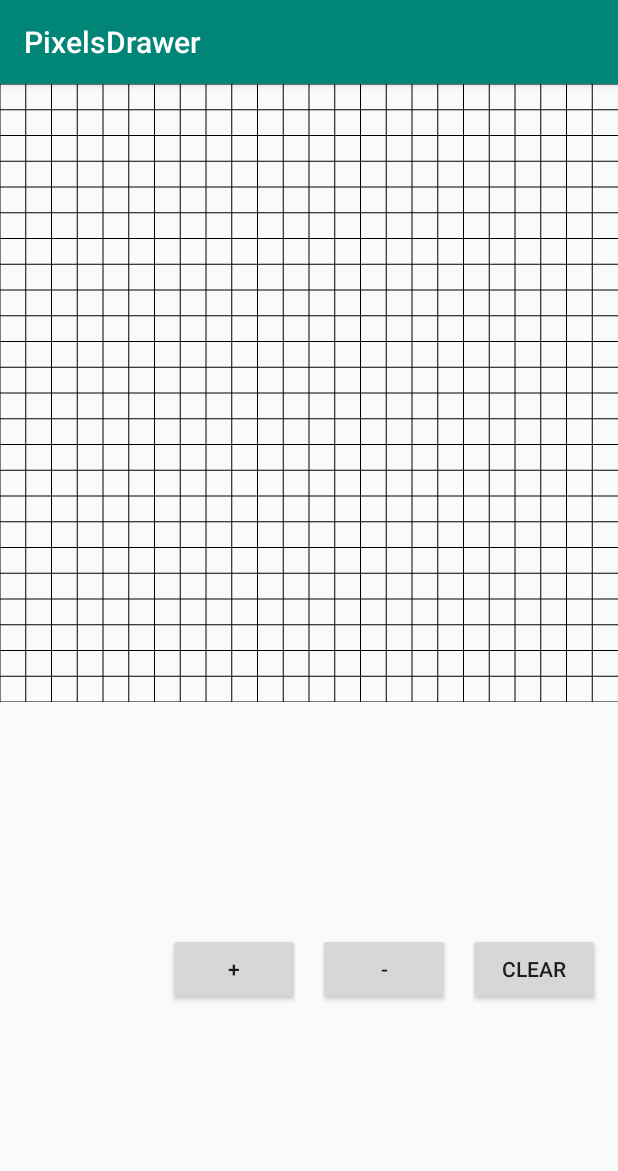
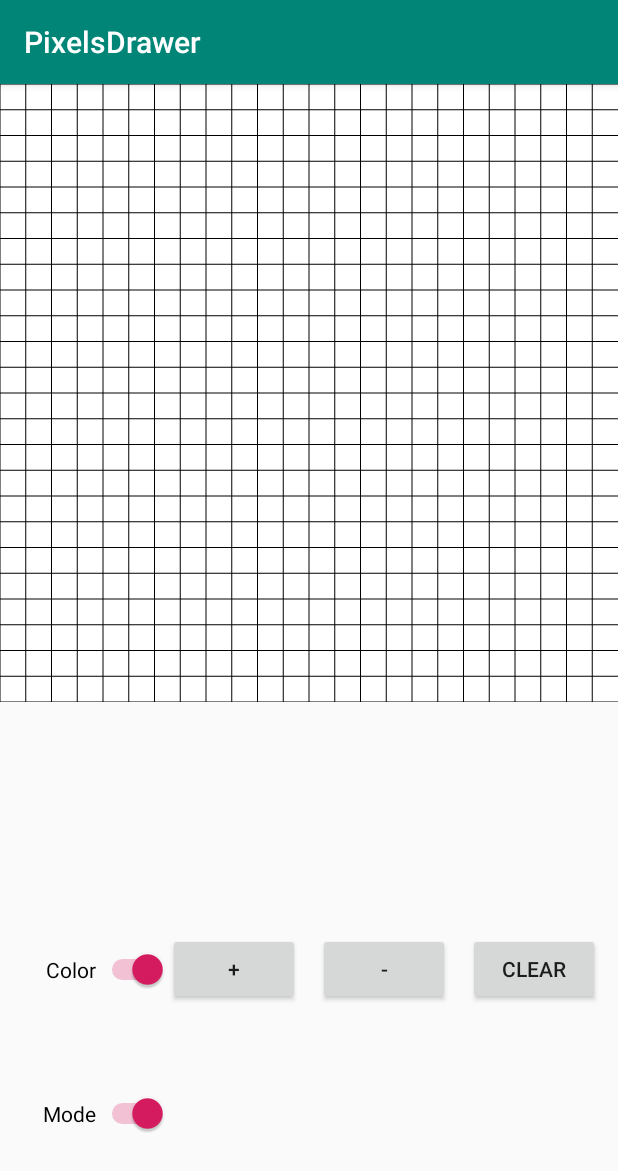
Before and after one commit to EgorSalenko/PixelGridView, an Android app: the screen it shows after launch (MainActivity), after a tap on "CLEAR", on a phone screen of 412 x 824 dp. Shown: the top 1171 px of the screen. Run offline under Robolectric (Android 15) with nearby library versions, the phone set to English and light mode, and no system bars.

Commit message:
Add change colors and modes

```diff
--- a/app/src/main/java/io/esalenko/pixelsdrawer/MainActivity.kt
+++ b/app/src/main/java/io/esalenko/pixelsdrawer/MainActivity.kt
@@ -1,5 +1,6 @@
 package io.esalenko.pixelsdrawer
 
+import android.graphics.Color
 import android.os.Bundle
 import androidx.appcompat.app.AppCompatActivity
 import kotlinx.android.synthetic.main.activity_main.*
@@ -12,6 +13,19 @@ class MainActivity : AppCompatActivity() {
         increaseGridSize()
         decreaseGridSize()
         clearClick()
+        color()
+        mode()
+    }
+
+    private fun mode() {
+        switch_mode.setOnClickListener {
+            val mode = if (switch_mode.isChecked) {
+                PixelDrawerViewV2.MODE.PAINT
+            } else {
+                PixelDrawerViewV2.MODE.ERASE
+            }
+            pixel_drawer.setMode(mode)
+        }
     }
 
     private fun clearClick() {
@@ -31,4 +45,15 @@ class MainActivity : AppCompatActivity() {
             pixel_drawer.changeGridSize(pixel_drawer.gridSize + 1)
         }
     }
+
+    private fun color() {
+        switch_color.setOnClickListener {
+            val color = if (switch_color.isChecked) {
+                Color.BLACK
+            } else {
+                Color.BLUE
+            }
+            pixel_drawer.changeColor(color)
+        }
+    }
 }
--- a/app/src/main/java/io/esalenko/pixelsdrawer/PixelDrawerViewV2.kt
+++ b/app/src/main/java/io/esalenko/pixelsdrawer/PixelDrawerViewV2.kt
@@ -11,7 +11,6 @@ import android.view.MotionEvent
 import android.view.View
 import kotlin.math.min
 
-
 class PixelDrawerViewV2 : View {
 
     // default min gridSize is 2
@@ -23,22 +22,25 @@ class PixelDrawerViewV2 : View {
     private var mRowIndex: Int = 0
     private var mColumnIndex: Int = 0
 
-    private val cellPaint = Paint().apply {
-        color = Color.RED
-        isAntiAlias = true
-        style = Paint.Style.FILL
-    }
+    private var cellPaint = setCellColor(Color.BLACK, Paint.Style.FILL)
+    private var gridPaint = setCellColor(Color.BLACK)
+    private var lastUsedPaint: Paint? = null
 
-    private lateinit var cells: Array<BooleanArray>
+    private val defaultColor = setDefaultWhiteColor()
 
-    private var gridPaint = setCellColor(Color.BLACK)
+    private lateinit var cells: Array<Array<Paint?>>
 
     constructor(ctx: Context) : this(ctx, null)
+
     constructor(ctx: Context, attributeSet: AttributeSet?) : super(ctx, attributeSet) {
-        val attributes: TypedArray =
-            context.obtainStyledAttributes(attributeSet, R.styleable.PixelDrawerViewV2)
-        gridSize =
-            attributes.getInt(R.styleable.PixelDrawerViewV2_grid_size, gridSize)
+        val attributes: TypedArray = context.obtainStyledAttributes(
+                attributeSet,
+                R.styleable.PixelDrawerViewV2
+        )
+        gridSize = attributes.getInt(
+                R.styleable.PixelDrawerViewV2_grid_size,
+                gridSize
+        )
         attributes.recycle()
     }
 
@@ -52,59 +54,56 @@ class PixelDrawerViewV2 : View {
         if (gridSize <= 0 || gridSize > 129) throw IllegalStateException("Wrong grid size. It should be > 0 and <= 128")
         colSize = width / gridSize.toFloat()
         rowSize = width / gridSize.toFloat()
-        cells = Array(gridSize) { BooleanArray(gridSize) }
+        cells = Array(gridSize) { arrayOfNulls<Paint?>(gridSize) }
     }
 
     override fun onDraw(canvas: Canvas?) {
         super.onDraw(canvas)
-
         val width = width.toFloat()
         for (col in 0 until gridSize) {
             for (row in 0 until gridSize) {
-                if (cells[col][row]) {
-                    canvas?.drawRect(
+                canvas?.drawRect(
                         col * colSize,
                         row * rowSize,
                         (col + 1) * colSize,
                         (row + 1) * rowSize,
-                        cellPaint
-                    )
-                }
+                        cells[col][row] ?: defaultColor
+                )
             }
         }
 
         // draw grid columns
         for (i in 0 until gridSize) {
             canvas?.drawLine(
-                i * colSize, 0f,
-                i * colSize, width,
-                gridPaint
+                    i * colSize,
+                    0f,
+                    i * colSize,
+                    width,
+                    gridPaint
             )
         }
 
         // draw grid rows
         for (i in 0..gridSize) {
             canvas?.drawLine(
-                0f, i * rowSize,
-                width, i * rowSize,
-                gridPaint
+                    0f,
+                    i * rowSize,
+                    width,
+                    i * rowSize,
+                    gridPaint
             )
         }
-
     }
 
     override fun onMeasure(widthMeasureSpec: Int, heightMeasureSpec: Int) {
-
         val desiredWidth = width
         val widthMode = MeasureSpec.getMode(widthMeasureSpec)
         val widthSize = MeasureSpec.getSize(widthMeasureSpec)
-
         val width = when (widthMode) {
             MeasureSpec.EXACTLY -> widthSize
             MeasureSpec.AT_MOST -> min(desiredWidth, widthSize)
             else -> desiredWidth
         }
-
         setMeasuredDimension(width, width)
     }
 
@@ -114,13 +113,12 @@ class PixelDrawerViewV2 : View {
             MotionEvent.ACTION_MOVE, MotionEvent.ACTION_DOWN -> {
                 val column = (event.x / colSize).toInt()
                 val row = (event.y / rowSize).toInt()
-                if (inBounds(column, row)
-                    || isLastCellCoordinates(column, row)
-                    || isCellSelected(column, row)
-                ) return true
+
+                if (inBounds(column, row) || isLastCellCoordinates(column, row)) return true
+
                 mColumnIndex = column
                 mRowIndex = row
-                cells[column][row] = !cells[column][row]
+                cells[column][row] = cellPaint
                 invalidate()
             }
         }
@@ -128,15 +126,15 @@ class PixelDrawerViewV2 : View {
     }
 
     fun clear() {
-        for (col in 0 until gridSize) {
-            for (row in 0 until gridSize) {
-                cells[col][row] = false
+        for (col in cells.indices) {
+            for (row in cells.indices) {
+                cells[col][row] = defaultColor
             }
         }
         invalidate()
     }
 
-    fun changeGridSize(newSize : Int) {
+    fun changeGridSize(newSize: Int) {
         if (newSize < 1) return
         gridSize = newSize
         calculateGridSize()
@@ -144,24 +142,43 @@ class PixelDrawerViewV2 : View {
     }
 
     fun changeColor(color: Int) {
-        gridPaint = setCellColor(newColor = color)
+        cellPaint = setCellColor(newColor = color, newStyle = Paint.Style.FILL)
     }
 
-    private fun setCellColor(newColor: Int) = Paint().apply {
+    fun setMode(mode: MODE) {
+        when (mode) {
+            MODE.PAINT -> {
+                cellPaint = lastUsedPaint ?: defaultColor
+            }
+            MODE.ERASE -> {
+                lastUsedPaint = cellPaint
+                cellPaint = defaultColor
+            }
+        }
+    }
+
+    private fun setDefaultWhiteColor(): Paint = setCellColor(Color.WHITE, Paint.Style.FILL)
+
+    private fun setCellColor(newColor: Int, newStyle: Paint.Style = Paint.Style.STROKE) = Paint().apply {
         color = newColor
         isAntiAlias = true
-        style = Paint.Style.STROKE
+        style = newStyle
     }
 
-    private fun inBounds(column: Int, row: Int): Boolean =
-        column < 0 || row < 0 || column >= gridSize || row >= gridSize
+    private fun inBounds(column: Int, row: Int): Boolean = column < 0
+            || row < 0
+            || column >= gridSize
+            || row >= gridSize
 
-    private fun isLastCellCoordinates(column: Int, row: Int): Boolean =
-        mColumnIndex == column && mRowIndex == row
-
-    private fun isCellSelected(column: Int, row: Int): Boolean = cells[column][row]
+    private fun isLastCellCoordinates(column: Int, row: Int): Boolean = mColumnIndex == column
+            && mRowIndex == row
 
     companion object {
         private const val TAG = "PixelDrawerViewV2"
     }
+
+    enum class MODE {
+        PAINT,
+        ERASE
+    }
 }
--- a/app/src/main/res/layout/activity_main.xml
+++ b/app/src/main/res/layout/activity_main.xml
@@ -45,5 +45,24 @@
         app:layout_constraintEnd_toStartOf="@id/decrease_grid_size_btn"
         app:layout_constraintTop_toBottomOf="@+id/pixel_drawer" />
 
+    <Switch
+        android:id="@+id/switch_color"
+        android:layout_width="wrap_content"
+        android:layout_height="wrap_content"
+        android:checked="true"
+        app:layout_constraintBottom_toBottomOf="parent"
+        app:layout_constraintEnd_toStartOf="@id/increase_grid_size_btn"
+        app:layout_constraintTop_toBottomOf="@+id/pixel_drawer"
+        android:text="Color"/>
+
+    <Switch
+        android:id="@+id/switch_mode"
+        android:layout_width="wrap_content"
+        android:checked="true"
+        android:layout_height="wrap_content"
+        app:layout_constraintBottom_toBottomOf="parent"
+        app:layout_constraintEnd_toStartOf="@id/increase_grid_size_btn"
+        app:layout_constraintTop_toBottomOf="@+id/switch_color"
+        android:text="Mode"/>
 
 </androidx.constraintlayout.widget.ConstraintLayout>
```
